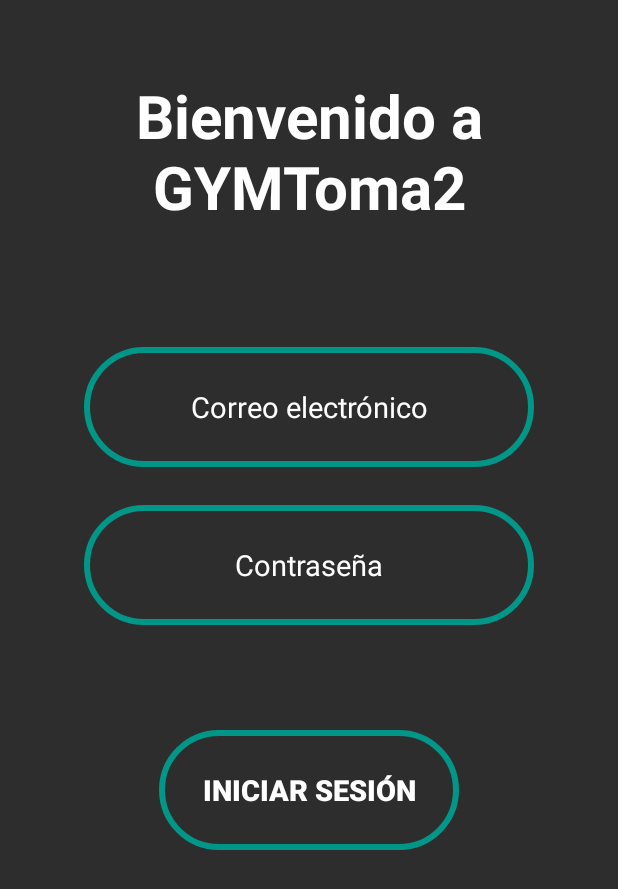
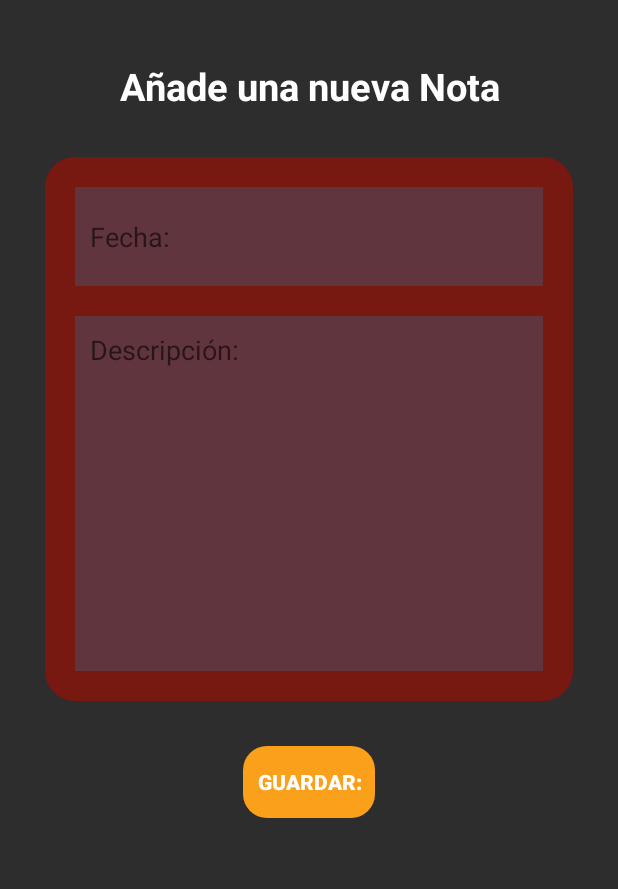
Before and after one commit to Priset/AppGym, an Android app: the GymNotesActivity screen opened directly, with no data from a screen before it, after a tap on "AÑADIR NUEVA NOTA", on a phone screen of 412 x 824 dp. Shown: the top 889 px of the screen. Run offline under Robolectric (Android 15) with nearby library versions, the light colour scheme and no system bars; our stand-ins replace Firebase (no records; nobody signed in at launch, a user with empty details on screens opened directly).

Commit message:
Commit 13/12/22 at 10.30pm addNotes in process

```diff
--- a/app/src/main/AndroidManifest.xml
+++ b/app/src/main/AndroidManifest.xml
@@ -12,11 +12,16 @@
         android:supportsRtl="true"
         android:theme="@style/Theme.RunConCola"
         tools:targetApi="31">
-
+        <activity
+            android:name=".activity.AddNoteActivity"
+            android:exported="false">
+            <meta-data
+                android:name="android.app.lib_name"
+                android:value="" />
+        </activity>
         <activity
             android:name=".activity.OptionsRecycleActivity"
             android:exported="false">
-
             <meta-data
                 android:name="android.app.lib_name"
                 android:value="" />
@@ -63,7 +68,6 @@
                 android:name="android.app.lib_name"
                 android:value="" />
         </activity>
-
         <activity
             android:name=".activity.AvailableOptionsActivity"
             android:exported="false">
@@ -98,8 +102,6 @@
                 android:name="android.app.lib_name"
                 android:value="" />
         </activity>
-
-
     </application>
 
 </manifest>
--- /dev/null
+++ b/app/src/main/java/com/grupoe/runconcola/activity/AddNoteActivity.kt
@@ -0,0 +1,37 @@
+package com.grupoe.runconcola.activity
+
+import android.content.Intent
+import androidx.appcompat.app.AppCompatActivity
+import android.os.Bundle
+import android.widget.EditText
+import android.widget.Toast
+import androidx.appcompat.widget.AppCompatButton
+import com.google.firebase.auth.FirebaseAuth
+import com.grupoe.runconcola.R
+import com.grupoe.runconcola.databinding.ActivityAddNoteBinding
+
+class AddNoteActivity : AppCompatActivity() {
+
+    private lateinit var binding: ActivityAddNoteBinding
+
+    override fun onCreate(savedInstanceState: Bundle?) {
+        super.onCreate(savedInstanceState)
+        binding = ActivityAddNoteBinding.inflate(layoutInflater)
+        val view = binding.root
+        setContentView(view)
+
+        var dateInput: EditText = findViewById(R.id.text_date)
+        var descriptionInput: EditText = findViewById(R.id.text_description)
+        var saveButton: AppCompatButton = findViewById(R.id.button_save_note)
+
+        saveButton.setOnClickListener{
+            var date: String = dateInput.text.toString()
+            var description: String = descriptionInput.text.toString()
+            var createdTime: Long = System.currentTimeMillis()
+
+            Toast.makeText(applicationContext, "Nota guardada exitosamente", Toast.LENGTH_LONG).show()
+            finish()
+        }
+    }
+
+}
--- a/app/src/main/java/com/grupoe/runconcola/activity/GymNotesActivity.kt
+++ b/app/src/main/java/com/grupoe/runconcola/activity/GymNotesActivity.kt
@@ -21,7 +21,7 @@ class GymNotesActivity : AppCompatActivity() {
         setContentView(view)
 
         binding.buttonAddNote.setOnClickListener{
-            val intent  = Intent(this, Login::class.java)
+            val intent  = Intent(this, AddNoteActivity::class.java)
             startActivity(intent)
         }
 
--- a/app/src/main/java/com/grupoe/runconcola/activity/Login.kt
+++ b/app/src/main/java/com/grupoe/runconcola/activity/Login.kt
@@ -52,7 +52,7 @@ class Login : AppCompatActivity() {
     }
 
     private fun showOptions(){
-        val loginIntent = Intent(this,GymNotesActivity::class.java).apply {
+        val loginIntent = Intent(this,OptionsRecycleActivity::class.java).apply {
         }
         startActivity(loginIntent)
     }
--- a/app/src/main/java/com/grupoe/runconcola/activity/MainActivity.kt
+++ b/app/src/main/java/com/grupoe/runconcola/activity/MainActivity.kt
@@ -4,9 +4,7 @@ import android.content.Intent
 import androidx.appcompat.app.AppCompatActivity
 import android.os.Bundle
 import com.google.firebase.auth.FirebaseAuth
-import com.grupoe.runconcola.R
 import com.grupoe.runconcola.databinding.ActivityMainBinding
-import kotlinx.android.synthetic.main.activity_gym_notes.*
 
 class MainActivity : AppCompatActivity() {
 
--- a/app/src/main/java/com/grupoe/runconcola/activity/RegisterActivity.kt
+++ b/app/src/main/java/com/grupoe/runconcola/activity/RegisterActivity.kt
@@ -20,10 +20,13 @@ class RegisterActivity : AppCompatActivity() {
         val view = binding.root
         setContentView(view)
 
+        /*
         binding.buttonRegister.setOnClickListener{
             val intent  = Intent(this, Login::class.java)
             startActivity(intent)
         }
+
+         */
 
         setup()
         emptyValues()
--- /dev/null
+++ b/app/src/main/res/drawable/button_style4.xml
@@ -0,0 +1,9 @@
+<?xml version="1.0" encoding="utf-8"?>
+<shape xmlns:android="http://schemas.android.com/apk/res/android"
+    android:shape="rectangle">
+
+    <solid android:color="@color/principal_red"/>
+
+    <corners android:radius="@dimen/X20X"></corners>
+
+</shape>
--- /dev/null
+++ b/app/src/main/res/layout/activity_add_note.xml
@@ -0,0 +1,67 @@
+<?xml version="1.0" encoding="utf-8"?>
+<LinearLayout xmlns:android="http://schemas.android.com/apk/res/android"
+    xmlns:app="http://schemas.android.com/apk/res-auto"
+    xmlns:tools="http://schemas.android.com/tools"
+    android:layout_width="match_parent"
+    android:layout_height="match_parent"
+    android:orientation="vertical"
+    android:background="@color/background_one"
+    android:padding="@dimen/X20X"
+    tools:context=".activity.AddNoteActivity">
+
+    <TextView
+        android:layout_width="match_parent"
+        android:layout_height="wrap_content"
+        android:id="@+id/title_text_notes"
+        android:text="@string/title_notes"
+        android:textColor="@color/white"
+        android:textSize="@dimen/S25S"
+        android:textStyle="bold"
+        android:gravity="center"
+        android:layout_margin="@dimen/X20X"/>
+
+    <LinearLayout
+        android:layout_width="match_parent"
+        android:layout_height="wrap_content"
+        android:orientation="vertical"
+        android:padding="@dimen/X10X"
+        android:layout_margin="@dimen/X10X"
+        android:background="@drawable/button_style4">
+
+        <EditText
+            android:id="@+id/text_date"
+            android:layout_width="match_parent"
+            android:layout_height="wrap_content"
+            android:hint="@string/date_notes"
+            android:background="@color/background_two"
+            android:padding="@dimen/X10X"
+            android:layout_margin="@dimen/X10X"
+            android:lines="2"/>
+
+        <EditText
+            android:id="@+id/text_description"
+            android:layout_width="match_parent"
+            android:layout_height="wrap_content"
+            android:hint="@string/description_notes"
+            android:background="@color/background_two"
+            android:padding="@dimen/X10X"
+            android:layout_margin="@dimen/X10X"
+            android:lines="10"
+            android:gravity="top"/>
+
+
+    </LinearLayout>
+
+    <androidx.appcompat.widget.AppCompatButton
+        android:id="@+id/button_save_note"
+        android:layout_width="wrap_content"
+        android:layout_height="wrap_content"
+        android:text="@string/save_note"
+        android:layout_gravity="center"
+        android:textColor="@color/white"
+        android:textStyle="bold"
+        android:backgroundTint="@color/main_button"
+        android:background="@drawable/button_style"
+        android:layout_marginTop="@dimen/X20X"/>
+
+</LinearLayout>
--- a/app/src/main/res/layout/activity_register.xml
+++ b/app/src/main/res/layout/activity_register.xml
@@ -278,9 +278,9 @@
                 android:layout_height="wrap_content"
                 app:layout_constraintTop_toBottomOf="@+id/radio_group"
                 app:layout_constraintRight_toLeftOf="@id/logo_register"
-                android:layout_marginTop="@dimen/X40X"
+                android:layout_marginTop="@dimen/X30X"
                 android:layout_marginEnd="@dimen/X5X"
-                android:layout_marginBottom="@dimen/X10X"
+                android:layout_marginBottom="@dimen/X20X"
                 android:text="@string/button_register"
                 android:textStyle="bold"
                 android:layout_gravity="center"
@@ -296,9 +296,9 @@
                 android:scaleType="centerCrop"
                 app:layout_constraintTop_toBottomOf="@+id/radio_group"
                 app:layout_constraintEnd_toEndOf="parent"
-                android:layout_marginTop="@dimen/X40X"
+                android:layout_marginTop="@dimen/X30X"
                 android:layout_marginEnd="@dimen/X10X"
-                android:layout_marginBottom="@dimen/X10X" />
+                android:layout_marginBottom="@dimen/X20X" />
 
         </androidx.constraintlayout.widget.ConstraintLayout>
 
--- a/app/src/main/res/values/colors.xml
+++ b/app/src/main/res/values/colors.xml
@@ -14,4 +14,5 @@
     <color name="button_two">#68B5F3</color>
     <color name="button_three">#009688</color>
     <color name="background_one">#2E2D2D</color>
+    <color name="background_two">#3000B0FF</color>
 </resources>
--- a/app/src/main/res/values/strings.xml
+++ b/app/src/main/res/values/strings.xml
@@ -11,9 +11,9 @@
     <string name="age">Edad:</string>
     <string name="new_age">Nueva Edad</string>
     <string name="height">Estatura:</string>
-    <string name="new_height">Nuevo Estatura</string>
+    <string name="new_height">Nuevo Estatura (cm)</string>
     <string name="weight">Peso:</string>
-    <string name="new_weight">Nuevo Peso</string>
+    <string name="new_weight">Nuevo Peso (kg)</string>
     <string name="email">Correo electrónico:</string>
     <string name="new_email">Nuevo Correo</string>
     <string name="password">Contraseña:</string>
@@ -31,6 +31,11 @@
 
     <string name="title_nutritional_table">Tabla Nutricional</string>
     <string name="button_calculate">Calcular</string>
+
+    <string name="title_notes">Añade una nueva Nota</string>
+    <string name="date_notes">Fecha:</string>
+    <string name="description_notes">Descripción:</string>
+    <string name="save_note">Guardar:</string>
 
     <string name="option_select">Pierna</string>
 
```
